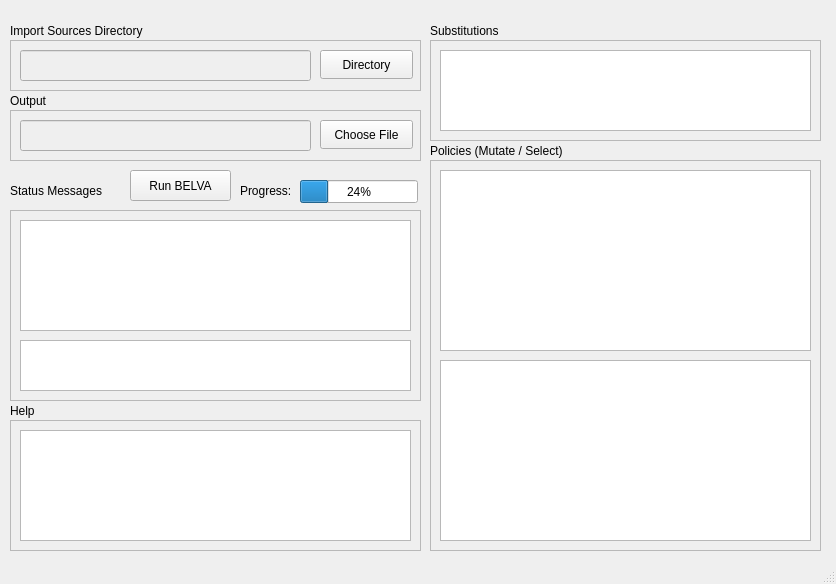
Before: the Qt Designer form src/gui/design.ui in 43449948343/Debging, drawn with Qt 5.
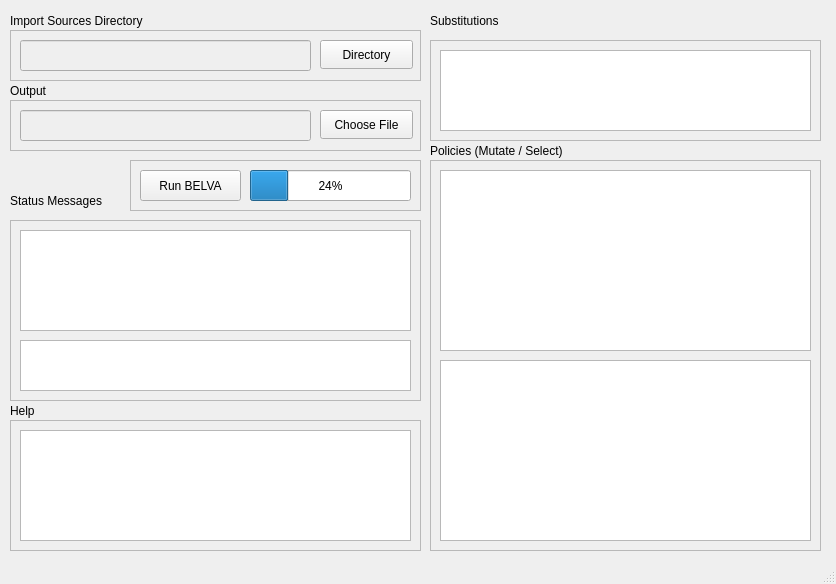
After: the same form once the commit is applied.

```diff
--- a/src/gui/design.ui
+++ b/src/gui/design.ui
@@ -35,37 +35,11 @@
    <string>OWASP - Basic Expression &amp; Lexicon Variation Algorithms (BELVA) - ver 0.1</string>
   </property>
   <widget class="QWidget" name="centralwidget">
-   <widget class="QPushButton" name="pushButton_run_belva">
-    <property name="geometry">
-     <rect>
-      <x>130</x>
-      <y>170</y>
-      <width>101</width>
-      <height>31</height>
-     </rect>
-    </property>
-    <property name="text">
-     <string>Run BELVA</string>
-    </property>
-   </widget>
-   <widget class="QProgressBar" name="progressBar">
-    <property name="geometry">
-     <rect>
-      <x>300</x>
-      <y>180</y>
-      <width>118</width>
-      <height>23</height>
-     </rect>
-    </property>
-    <property name="value">
-     <number>24</number>
-    </property>
-   </widget>
    <widget class="QFrame" name="frame">
     <property name="geometry">
      <rect>
       <x>10</x>
-      <y>40</y>
+      <y>30</y>
       <width>411</width>
       <height>51</height>
      </rect>
@@ -107,7 +81,7 @@
     <property name="geometry">
      <rect>
       <x>10</x>
-      <y>20</y>
+      <y>10</y>
       <width>201</width>
       <height>21</height>
      </rect>
@@ -120,9 +94,9 @@
     <property name="geometry">
      <rect>
       <x>10</x>
-      <y>210</y>
+      <y>220</y>
       <width>411</width>
-      <height>191</height>
+      <height>181</height>
      </rect>
     </property>
     <property name="frameShape">
@@ -137,7 +111,7 @@
        <x>10</x>
        <y>10</y>
        <width>391</width>
-       <height>111</height>
+       <height>101</height>
       </rect>
      </property>
     </widget>
@@ -145,7 +119,7 @@
      <property name="geometry">
       <rect>
        <x>10</x>
-       <y>130</y>
+       <y>120</y>
        <width>391</width>
        <height>51</height>
       </rect>
@@ -156,7 +130,7 @@
     <property name="geometry">
      <rect>
       <x>10</x>
-      <y>180</y>
+      <y>190</y>
       <width>121</width>
       <height>21</height>
      </rect>
@@ -165,24 +139,11 @@
      <string>Status Messages</string>
     </property>
    </widget>
-   <widget class="QLabel" name="label_3">
-    <property name="geometry">
-     <rect>
-      <x>240</x>
-      <y>180</y>
-      <width>64</width>
-      <height>21</height>
-     </rect>
-    </property>
-    <property name="text">
-     <string>Progress:</string>
-    </property>
-   </widget>
    <widget class="QFrame" name="frame_3">
     <property name="geometry">
      <rect>
       <x>10</x>
-      <y>110</y>
+      <y>100</y>
       <width>411</width>
       <height>51</height>
      </rect>
@@ -224,7 +185,7 @@
     <property name="geometry">
      <rect>
       <x>10</x>
-      <y>90</y>
+      <y>80</y>
       <width>111</width>
       <height>21</height>
      </rect>
@@ -308,7 +269,7 @@
     <property name="geometry">
      <rect>
       <x>430</x>
-      <y>20</y>
+      <y>10</y>
       <width>91</width>
       <height>21</height>
      </rect>
@@ -384,6 +345,48 @@
      </property>
     </widget>
    </widget>
+   <widget class="QFrame" name="frame_6">
+    <property name="geometry">
+     <rect>
+      <x>130</x>
+      <y>160</y>
+      <width>291</width>
+      <height>51</height>
+     </rect>
+    </property>
+    <property name="frameShape">
+     <enum>QFrame::StyledPanel</enum>
+    </property>
+    <property name="frameShadow">
+     <enum>QFrame::Raised</enum>
+    </property>
+    <widget class="QProgressBar" name="progressBar">
+     <property name="geometry">
+      <rect>
+       <x>120</x>
+       <y>10</y>
+       <width>161</width>
+       <height>31</height>
+      </rect>
+     </property>
+     <property name="value">
+      <number>24</number>
+     </property>
+    </widget>
+    <widget class="QPushButton" name="pushButton_run_belva">
+     <property name="geometry">
+      <rect>
+       <x>10</x>
+       <y>10</y>
+       <width>101</width>
+       <height>31</height>
+      </rect>
+     </property>
+     <property name="text">
+      <string>Run BELVA</string>
+     </property>
+    </widget>
+   </widget>
   </widget>
   <widget class="QStatusBar" name="statusbar"/>
  </widget>
```
